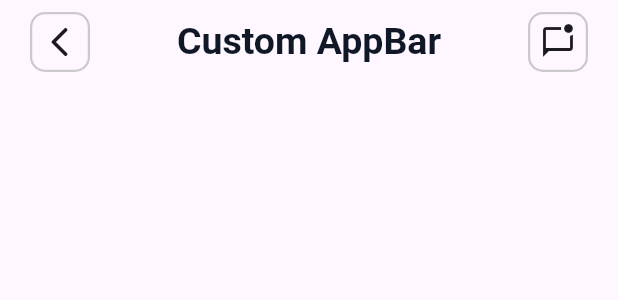
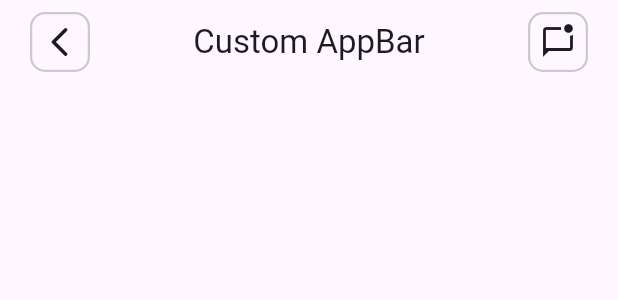
Before and after one commit to Marisolperez22/atomic_desing_system, a Flutter app: the CustomAppBar widget shown alone on an empty page, opened directly, on a phone screen of 412 x 824 dp. Shown: the top 300 px of the screen. Run offline on Flutter 3.47's test engine with Material 3 defaults, Android fonts, the phone set to English and light mode, and no system bars; our stand-ins replace flutter_svg; network calls fail.

Commit message:
Title modified

```diff
--- a/atomic_design_system/lib/organisms/custom_appbar.dart
+++ b/atomic_design_system/lib/organisms/custom_appbar.dart
@@ -13,7 +13,7 @@ import 'package:flutter/material.dart';
 /// - [AppBar], the underlying Material widget
 class CustomAppBar extends StatelessWidget implements PreferredSizeWidget {
   /// The title to display in the center of the app bar
-  final String title;
+  final dynamic title;
 
   /// The icon to display on the left side
   final IconData leftIcon;
@@ -44,7 +44,7 @@ class CustomAppBar extends StatelessWidget implements PreferredSizeWidget {
         mainAxisAlignment: MainAxisAlignment.spaceBetween,
         children: [
           ButtonAppbar(icon: leftIcon, onPressed: leftIconOnPressed),
-          TitleAppbar(title: title),
+          title is String ? Text(title) : title as Widget,
           ButtonAppbar(icon: rightIcon, onPressed: rightIconOnPressed),
         ],
       ),
```
